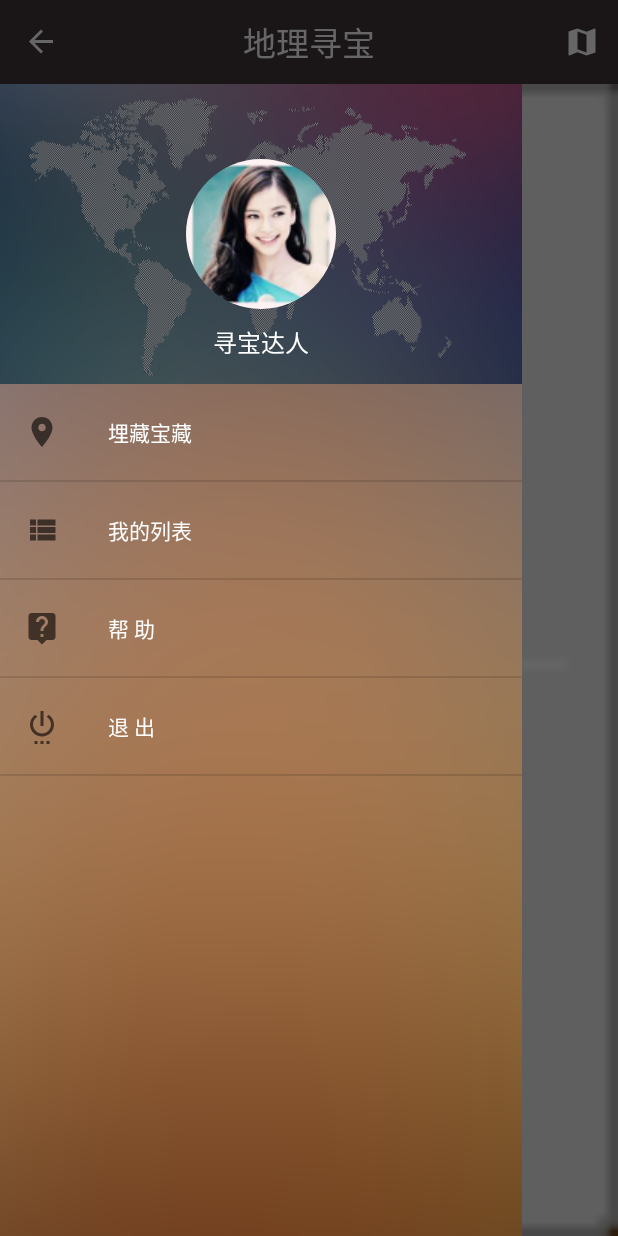
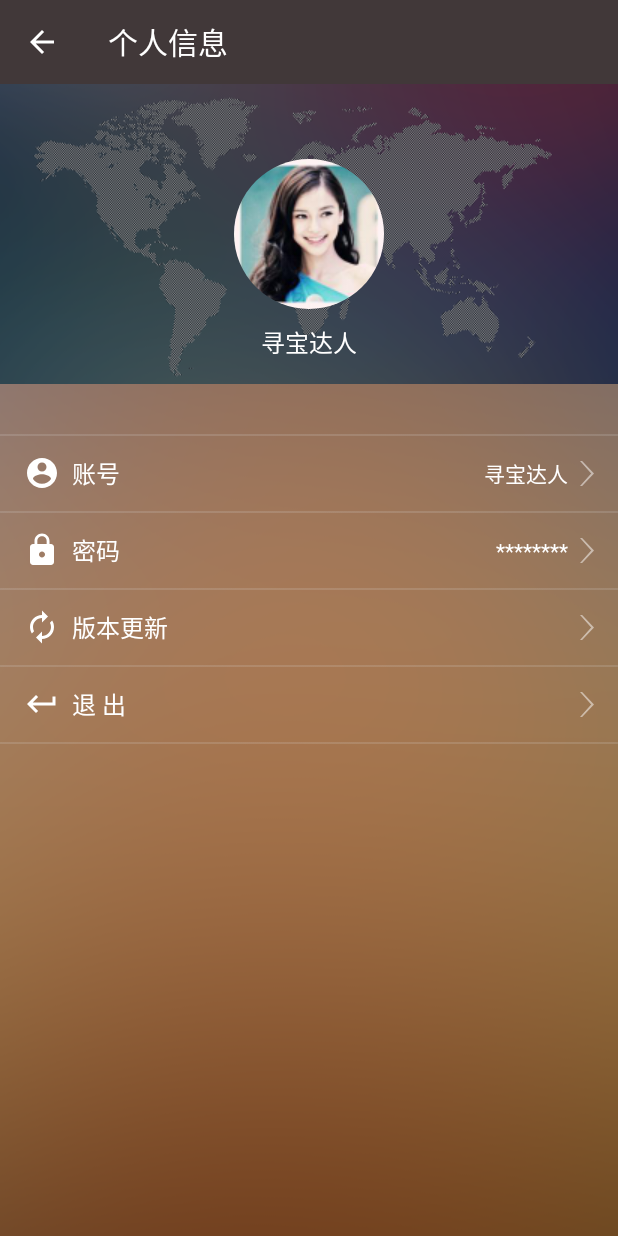
Before and after one commit to Smatezhang/Treasure09, an Android app: the fragment TreasureListFragment placed in its activity, after a tap on an icon or button, on a phone screen of 412 x 824 dp. Run offline under Robolectric (Android 15) with nearby library versions, the phone set to English and light mode, and no system bars; our stand-ins replace ButterKnife, Picasso; libraries missing offline, so code that uses them is left out: com.pkmmte.view; plain views replace CircularImageView; pictures from the network do not load; 17 statements that could not run were skipped; 2 other taps on this screen came first.

Commit message:
跳转到个人详情界面

```diff
--- a/app/src/main/AndroidManifest.xml
+++ b/app/src/main/AndroidManifest.xml
@@ -63,6 +63,8 @@
         </activity>
         <activity android:name=".treasure.hide.HideTreasureActivity">
         </activity>
+        <activity android:name=".account.AccountActivity">
+        </activity>
     </application>
 
 </manifest>
--- /dev/null
+++ b/app/src/main/java/com/example/machenike/treasure9/account/AccountActivity.java
@@ -0,0 +1,68 @@
+package com.example.machenike.treasure9.account;
+
+import android.os.Bundle;
+import android.support.v7.app.AppCompatActivity;
+import android.support.v7.widget.Toolbar;
+import android.view.MenuItem;
+import android.view.View;
+import android.widget.RelativeLayout;
+import android.widget.TextView;
+
+import com.example.machenike.treasure9.R;
+import com.example.machenike.treasure9.UserPrefs;
+import com.pkmmte.view.CircularImageView;
+import com.squareup.picasso.Picasso;
+
+import butterknife.BindView;
+import butterknife.ButterKnife;
+
+public class AccountActivity extends AppCompatActivity {
+
+    @BindView(R.id.account_toolbar)
+    Toolbar mAccountToolbar;
+    @BindView(R.id.iv_usericon)
+    CircularImageView mIvUsericon;
+    @BindView(R.id.user_name)
+    TextView mUserName;
+    @BindView(R.id.linearLayout)
+    RelativeLayout mLinearLayout;
+
+    @Override
+    protected void onCreate(Bundle savedInstanceState) {
+        super.onCreate(savedInstanceState);
+        setContentView(R.layout.activity_account);
+        ButterKnife.bind(this);
+
+        setSupportActionBar(mAccountToolbar);
+        if (getSupportActionBar()!=null){
+            getSupportActionBar().setDisplayHomeAsUpEnabled(true);
+            getSupportActionBar().setTitle(R.string.account_msg);
+        }
+
+        mIvUsericon.setOnClickListener(new View.OnClickListener() {
+            @Override
+            public void onClick(View v) {
+                // TODO: 2017/8/11 点击弹出Popupwindow
+            }
+        });
+    }
+
+    @Override
+    protected void onStart() {
+        super.onStart();
+        String photo = UserPrefs.getInstance().getPhoto();
+        if (photo!=null){
+            Picasso.with(this).load(photo).into(mIvUsericon);
+        }
+    }
+
+    @Override
+    public boolean onOptionsItemSelected(MenuItem item) {
+        switch (item.getItemId()){
+            case android.R.id.home:
+                finish();
+                break;
+        }
+        return super.onOptionsItemSelected(item);
+    }
+}
--- a/app/src/main/java/com/example/machenike/treasure9/map/HomeActivity.java
+++ b/app/src/main/java/com/example/machenike/treasure9/map/HomeActivity.java
@@ -18,6 +18,7 @@ import android.widget.ImageView;
 import com.example.machenike.treasure9.MainActivity;
 import com.example.machenike.treasure9.R;
 import com.example.machenike.treasure9.UserPrefs;
+import com.example.machenike.treasure9.account.AccountActivity;
 import com.example.machenike.treasure9.commons.ActivityUtils;
 import com.example.machenike.treasure9.treasure.list.TreasureListFragment;
 import com.squareup.picasso.Picasso;
@@ -70,8 +71,7 @@ public class HomeActivity extends AppCompatActivity implements NavigationView.On
         mUserIcon.setOnClickListener(new View.OnClickListener() {
             @Override
             public void onClick(View v) {
-                // TODO: 2017/8/3 跳转到个人信息界面
-                mActivityUtils.showToast("跳转到个人信息界面");
+                mActivityUtils.startActivity(AccountActivity.class);
             }
         });
     }
@@ -145,11 +145,15 @@ public class HomeActivity extends AppCompatActivity implements NavigationView.On
     private void showTreasureList() {
 
         if (mTreasureListFragment!=null&&mTreasureListFragment.isAdded()){
+            // 将ListFragment弹出回退栈
+            mSupportFragmentManager.popBackStack();
             mSupportFragmentManager.beginTransaction().remove(mTreasureListFragment).commit();
             return;
         }
         mTreasureListFragment = new TreasureListFragment();
-        mSupportFragmentManager.beginTransaction().replace(R.id.fragment_container,mTreasureListFragment).commit();
+        mSupportFragmentManager.beginTransaction()
+                .replace(R.id.fragment_container,mTreasureListFragment)
+                .addToBackStack(null).commit();
     }
 
     @Override
--- a/app/src/main/java/com/example/machenike/treasure9/treasure/list/TreasureListFragment.java
+++ b/app/src/main/java/com/example/machenike/treasure9/treasure/list/TreasureListFragment.java
@@ -34,7 +34,7 @@ public class TreasureListFragment extends Fragment{
         //设置Item之间的间隔
         mRecyclerView.addItemDecoration(new DividerItemDecoration(getContext(),DividerItemDecoration.HORIZONTAL));
         //设置背景
-        mRecyclerView.setBackgroundResource(R.mipmap.scale_bg);
+        mRecyclerView.setBackgroundResource(R.mipmap.screen_bg);
         //设置适配器
         MyAdapter myAdapter = new MyAdapter(TreasureRepo.getInstance().getTreasure());
         myAdapter.setOnItemClickListener(new MyAdapter.OnItemClickListener() {
```
